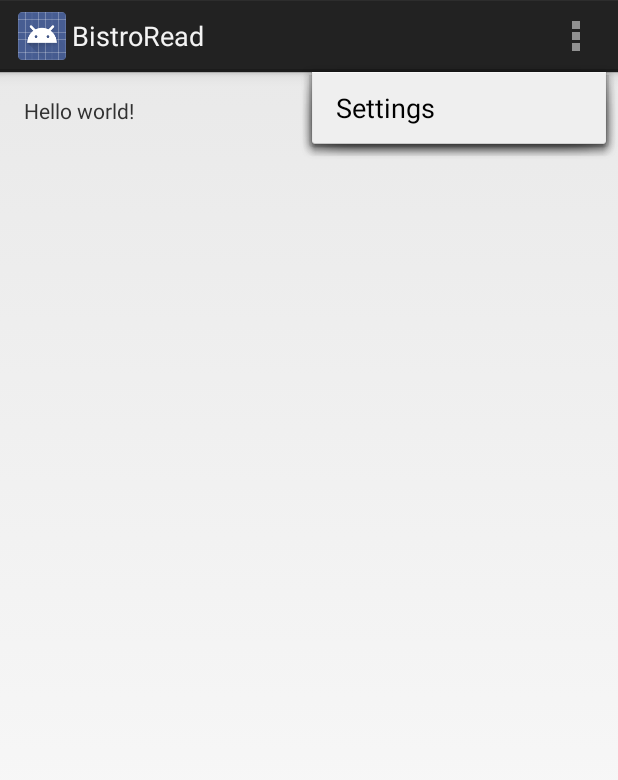
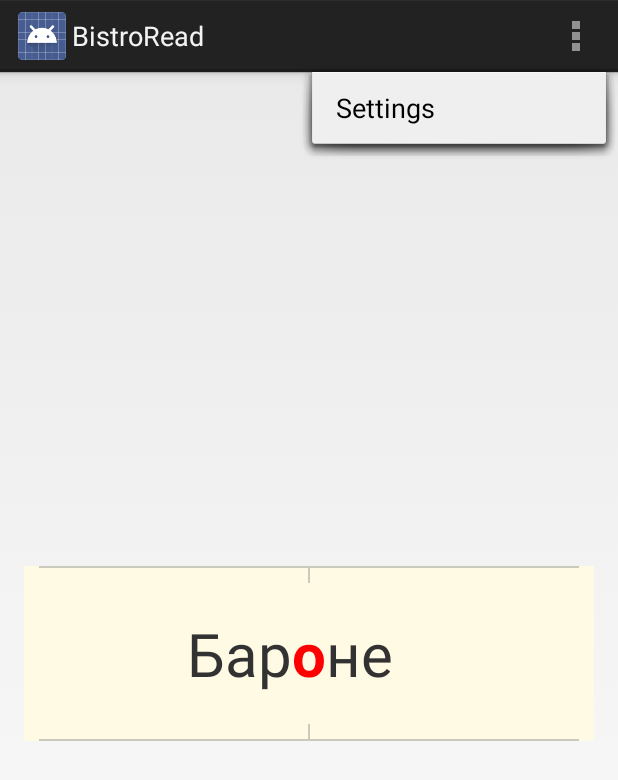
Before and after one commit to astefanyuk/BistroRead, an Android app: the screen it shows after launch (MainActivity), with the options menu open, on a phone screen of 412 x 824 dp. Shown: the top 780 px of the screen. Run offline under Robolectric (Android 15) with nearby library versions, the phone set to English and light mode, and no system bars.

Commit message:
Added project

```diff
--- /dev/null
+++ b/app/src/main/java/com/mariko/bistroread/HighlighTextView.java
@@ -0,0 +1,50 @@
+package com.mariko.bistroread;
+
+import android.content.Context;
+import android.text.TextUtils;
+import android.util.AttributeSet;
+import android.view.LayoutInflater;
+import android.view.View;
+import android.widget.LinearLayout;
+import android.widget.TextView;
+
+/**
+ * Created by AStefaniuk on 5/19/2014.
+ */
+public class HighlighTextView extends LinearLayout {
+
+    private TextView txtCenter;
+    private TextView txtLeft;
+    private TextView txtRight;
+
+    public HighlighTextView(Context context, AttributeSet attrs) {
+        super(context, attrs);
+
+        LayoutInflater.from(context).inflate(R.layout.a, this);
+
+        txtCenter = (TextView) findViewById(R.id.txtCenter);
+        txtLeft = (TextView) findViewById(R.id.txtLeft);
+        txtRight = (TextView) findViewById(R.id.txtRight);
+    }
+
+    public void setText(String text){
+
+        txtCenter.setText("");
+        txtLeft.setText("");
+        txtRight.setText("");
+
+        if(!TextUtils.isEmpty(text)){
+            int highlightIndex = text.length()/2;
+
+            txtCenter.setText(text.substring(highlightIndex, highlightIndex + 1));
+
+            if(highlightIndex >0){
+                txtLeft.setText(text.substring(0, highlightIndex));
+            }
+
+            if(highlightIndex < text.length()){
+                txtRight.setText(text.substring(highlightIndex + 1));
+            }
+        }
+    }
+}
--- a/app/src/main/java/com/mariko/bistroread/MainActivity.java
+++ b/app/src/main/java/com/mariko/bistroread/MainActivity.java
@@ -1,17 +1,75 @@
 package com.mariko.bistroread;
 
 import android.app.Activity;
+import android.graphics.Color;
 import android.os.Bundle;
+import android.text.Spannable;
+import android.text.SpannableString;
+import android.text.style.ForegroundColorSpan;
 import android.view.Menu;
 import android.view.MenuItem;
+import android.widget.TextView;
+
+import java.util.Timer;
+import java.util.TimerTask;
+import java.util.logging.Handler;
+import java.util.logging.LogRecord;
 
 
 public class MainActivity extends Activity {
+
+    private HighlighTextView[]  txt;
+    private String[] text;
+    private int index;
+    private Timer timer;
+    private long t = (int)(60 * 1000 * 1.0f / 500);
 
     @Override
     protected void onCreate(Bundle savedInstanceState) {
         super.onCreate(savedInstanceState);
         setContentView(R.layout.activity_main);
+
+        //txt = new HighlighTextView[] {(HighlighTextView) findViewById(R.id.txt1), (HighlighTextView) findViewById(R.id.txt2), (HighlighTextView) findViewById(R.id.txt3)};
+        //txt = new HighlighTextView[] {(HighlighTextView) findViewById(R.id.txt1), (HighlighTextView) findViewById(R.id.txt2)};
+        txt = new HighlighTextView[] {(HighlighTextView) findViewById(R.id.txt1)};
+
+
+        text = getString(R.string.my_text).split(" ");
+
+        timer = new Timer();
+        timer.scheduleAtFixedRate(new TimerTask() {
+            @Override
+            public void run() {
+
+                final String[] str = new String[txt.length];
+
+                int j =0;
+                for(int i=index; i<text.length && j < str.length; i++){
+
+                    str[j] = text[i];
+                    ++j;
+                }
+
+                index+= str.length;
+
+                if(index >= text.length){
+                    index = 0;
+                }
+
+                runOnUiThread(new Runnable() {
+                    @Override
+                    public void run() {
+                        for(int i=0; i<str.length; i++){
+                            txt[i].setText(str[i]);
+                        }
+                    }
+                });
+
+
+            }
+        }, 0, t/txt.length);
+
+
     }
 
 
--- /dev/null
+++ b/app/src/main/res/layout/a.xml
@@ -0,0 +1,32 @@
+<?xml version="1.0" encoding="utf-8"?>
+
+<RelativeLayout xmlns:android="http://schemas.android.com/apk/res/android"
+    android:layout_width="match_parent"
+    android:layout_height="match_parent">
+
+    <TextView
+        android:textColor="#ff0000"
+        android:textSize="40sp"
+        android:layout_centerInParent="true"
+        android:textStyle="bold"
+        android:id="@+id/txtCenter"
+        android:layout_width="wrap_content"
+        android:layout_height="wrap_content" />
+
+    <TextView
+        android:textSize="40sp"
+        android:layout_centerVertical="true"
+        android:id="@+id/txtLeft"
+        android:layout_toLeftOf="@+id/txtCenter"
+        android:layout_width="wrap_content"
+        android:layout_height="wrap_content" />
+
+    <TextView
+        android:textSize="40sp"
+        android:layout_centerVertical="true"
+        android:id="@+id/txtRight"
+        android:layout_toRightOf="@+id/txtCenter"
+        android:layout_width="wrap_content"
+        android:layout_height="wrap_content" />
+
+</RelativeLayout>
--- a/app/src/main/res/layout/activity_main.xml
+++ b/app/src/main/res/layout/activity_main.xml
@@ -8,9 +8,37 @@
     android:paddingBottom="@dimen/activity_vertical_margin"
     tools:context="com.mariko.bistroread.MainActivity">
 
-    <TextView
-        android:text="@string/hello_world"
-        android:layout_width="wrap_content"
-        android:layout_height="wrap_content" />
+    <LinearLayout
+        android:layout_width="match_parent"
+        android:layout_height="wrap_content" android:layout_centerInParent="true" android:orientation="vertical" android:background="#FFFAE4">
+
+        <View android:layout_marginLeft="10dip" android:layout_marginRight="10dip" android:layout_height="1dip" android:background="@color/line" android:layout_width="match_parent" />
+
+        <View android:layout_marginBottom="20dip" android:layout_gravity="center_horizontal" android:layout_width="1dip" android:layout_height="10dip" android:background="@color/line"/>
+
+        <com.mariko.bistroread.HighlighTextView
+            android:id="@+id/txt1"
+            android:layout_width="match_parent"
+            android:layout_height="wrap_content" />
+
+        <com.mariko.bistroread.HighlighTextView
+            android:id="@+id/txt2"
+            android:visibility="gone"
+            android:layout_width="match_parent"
+            android:layout_height="wrap_content" />
+
+        <com.mariko.bistroread.HighlighTextView
+            android:id="@+id/txt3"
+            android:visibility="gone"
+            android:layout_width="match_parent"
+            android:layout_height="wrap_content" />
+
+        <View android:layout_marginTop="20dip"  android:layout_gravity="center_horizontal" android:layout_width="1dip" android:layout_height="10dip" android:background="@color/line"/>
+
+        <View android:layout_marginLeft="10dip" android:layout_marginRight="10dip" android:layout_height="1dip" android:background="@color/line" android:layout_width="match_parent"/>
+
+        </LinearLayout>
+
+
 
 </RelativeLayout>
--- /dev/null
+++ b/app/src/main/res/values/colors.xml
@@ -0,0 +1,4 @@
+<?xml version="1.0" encoding="utf-8"?>
+<resources>
+    <color name="line">#C9CABB</color>
+</resources>
--- a/app/src/main/res/values/strings.xml
+++ b/app/src/main/res/values/strings.xml
@@ -5,4 +5,6 @@
     <string name="hello_world">Hello world!</string>
     <string name="action_settings">Settings</string>
 
+    <string name="my_text"><![CDATA[Ваша Королівська Милосте, – звертаюся до нього сповнений шацунку, – Володарю й Управнику Руси-України, Великий Князю Київський і Чернігівський, Королю Галицький та Володимирський, Господарю Псковський, Перемиський та Козятинський, Герцогу Дніпродзержинський, Первомайський та Іллічівський, Великий Хане Кримський та Ізмаїльський, Бароне Бердичівський, Обидвох Буковин та Бессарабій, а також Нової Асканії та Каховки Зверхнику, Дикого Поля та Чорного Лісу Архисеньйоре, Козаків Донських, Бердянських та Криворізьких Гетьмане й Покровителю, Гуцулів і Бойків Невсипущий Вівчарю, Пане Всього Народу Українного з татарами й печенігами включно, а також Внутрішньої та Зовнішньої Тьмуторакані Патроне і Пастирю, нащадку преславного роду тисячолітнього, словом, Монарше наш пишний і достойний, Ваша Милосте, чи не хотіли б Ви навіки лишитися в золотих скрижалях пам\'яти вселенської та вселюдської?]]></string>
+
 </resources>
```
